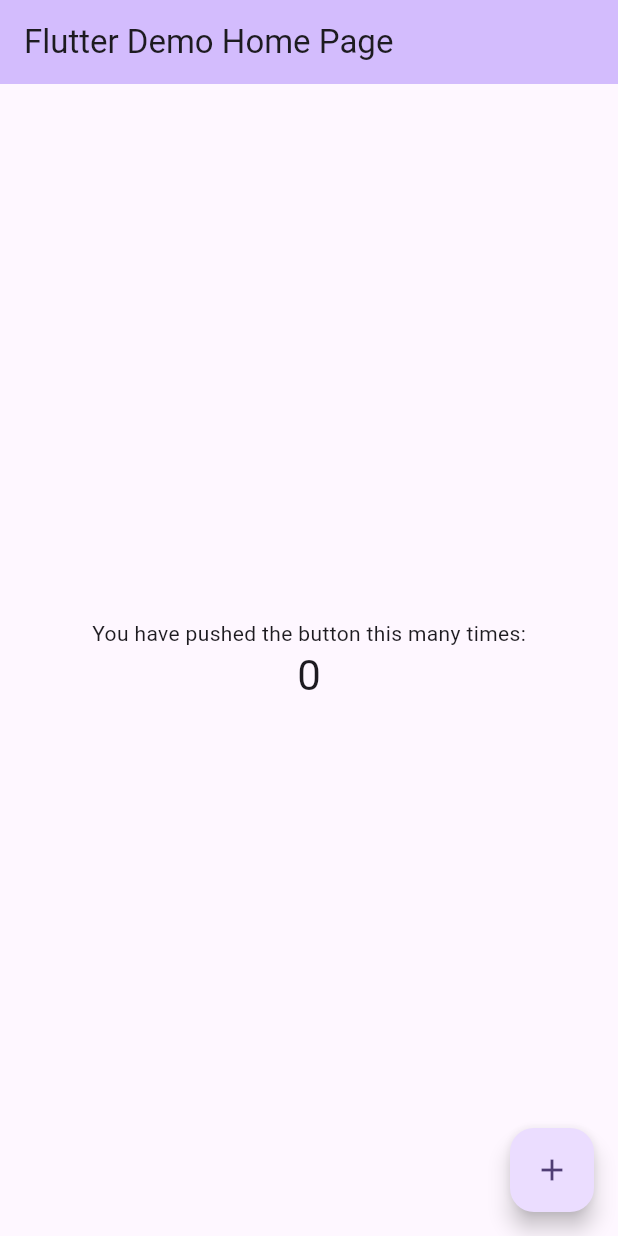
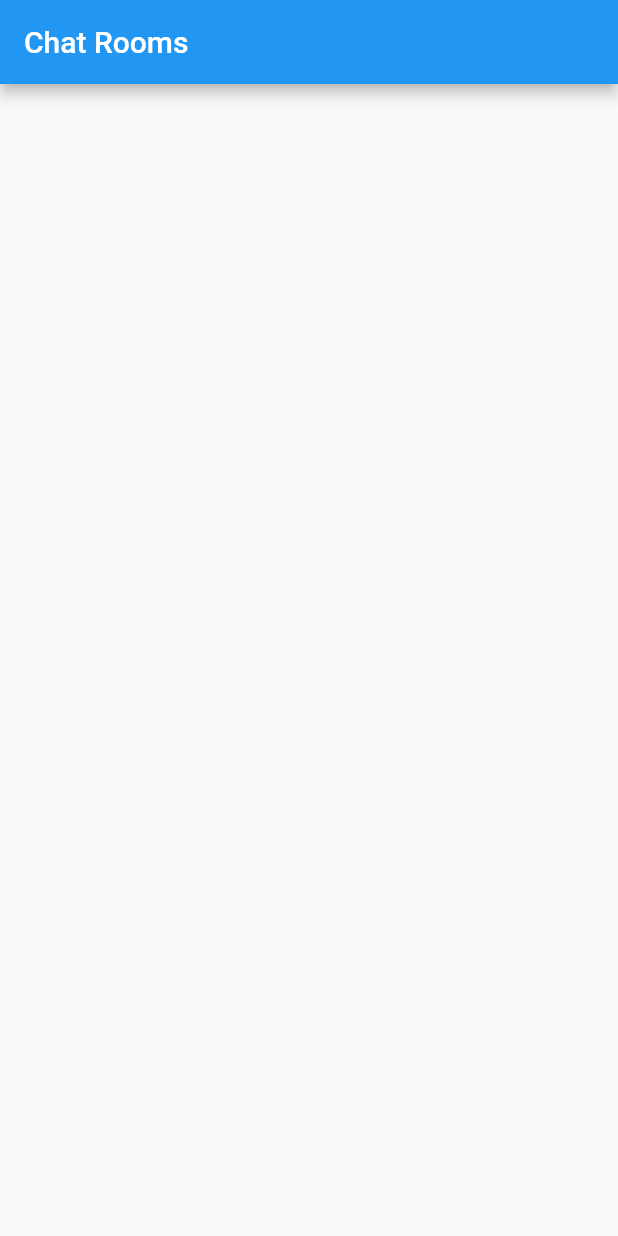
Before and after one commit to cnslab-chambit/Teemo_frontend, a Flutter app: the screen it shows after launch, on a phone screen of 412 x 824 dp. Run offline on Flutter 3.47's test engine with Material 2 defaults, Android fonts, the light colour scheme and no system bars; network calls fail.

Commit message:
ChattingRoom list 관련 로직 작성
Changes to be committed:
	modified:   lib/main.dart
	modified:   pubspec.yaml

```diff
--- a/lib/main.dart
+++ b/lib/main.dart
@@ -1,125 +1,93 @@
+import 'dart:convert';
 import 'package:flutter/material.dart';
+import 'package:http/http.dart' as http;
 
 void main() {
   runApp(const MyApp());
 }
 
 class MyApp extends StatelessWidget {
-  const MyApp({super.key});
+  const MyApp({Key? key}) : super(key: key);
 
-  // This widget is the root of your application.
   @override
   Widget build(BuildContext context) {
-    return MaterialApp(
-      title: 'Flutter Demo',
-      theme: ThemeData(
-        // This is the theme of your application.
-        //
-        // TRY THIS: Try running your application with "flutter run". You'll see
-        // the application has a blue toolbar. Then, without quitting the app,
-        // try changing the seedColor in the colorScheme below to Colors.green
-        // and then invoke "hot reload" (save your changes or press the "hot
-        // reload" button in a Flutter-supported IDE, or press "r" if you used
-        // the command line to start the app).
-        //
-        // Notice that the counter didn't reset back to zero; the application
-        // state is not lost during the reload. To reset the state, use hot
-        // restart instead.
-        //
-        // This works for code too, not just values: Most code changes can be
-        // tested with just a hot reload.
-        colorScheme: ColorScheme.fromSeed(seedColor: Colors.deepPurple),
-        useMaterial3: true,
-      ),
-      home: const MyHomePage(title: 'Flutter Demo Home Page'),
+    return const MaterialApp(
+      home: ChatRoomListScreen(),
     );
   }
 }
 
-class MyHomePage extends StatefulWidget {
-  const MyHomePage({super.key, required this.title});
-
-  // This widget is the home page of your application. It is stateful, meaning
-  // that it has a State object (defined below) that contains fields that affect
-  // how it looks.
-
-  // This class is the configuration for the state. It holds the values (in this
-  // case the title) provided by the parent (in this case the App widget) and
-  // used by the build method of the State. Fields in a Widget subclass are
-  // always marked "final".
-
-  final String title;
+class ChatRoomListScreen extends StatefulWidget {
+  const ChatRoomListScreen({super.key});
 
   @override
-  State<MyHomePage> createState() => _MyHomePageState();
+  _ChatRoomListScreenState createState() => _ChatRoomListScreenState();
 }
 
-class _MyHomePageState extends State<MyHomePage> {
-  int _counter = 0;
+class _ChatRoomListScreenState extends State<ChatRoomListScreen> {
+  List<ChatRoom> _chatRooms = [];
 
-  void _incrementCounter() {
-    setState(() {
-      // This call to setState tells the Flutter framework that something has
-      // changed in this State, which causes it to rerun the build method below
-      // so that the display can reflect the updated values. If we changed
-      // _counter without calling setState(), then the build method would not be
-      // called again, and so nothing would appear to happen.
-      _counter++;
-    });
+  @override
+  void initState() {
+    super.initState();
+    _fetchChatRooms();
+  }
+
+  Future<void> _fetchChatRooms() async {
+    try {
+      // HTTP GET 요청을 보내서 채팅방 목록을 가져옴
+      final response = await http.get(Uri.parse('URI'));
+
+      if (response.statusCode == 200) {
+        // JSON 데이터를 파싱하여 ChatRoom 모델로 변환 후 _chatRooms 리스트에 저장
+        final List<dynamic> data = json.decode(response.body);
+        setState(() {
+          _chatRooms = data.map((json) => ChatRoom.fromJson(json)).toList();
+        });
+      } else {
+        throw Exception('Failed to fetch chat rooms');
+      }
+    } catch (e) {
+      print('Error occurred: $e');
+    }
   }
 
   @override
   Widget build(BuildContext context) {
-    // This method is rerun every time setState is called, for instance as done
-    // by the _incrementCounter method above.
-    //
-    // The Flutter framework has been optimized to make rerunning build methods
-    // fast, so that you can just rebuild anything that needs updating rather
-    // than having to individually change instances of widgets.
     return Scaffold(
       appBar: AppBar(
-        // TRY THIS: Try changing the color here to a specific color (to
-        // Colors.amber, perhaps?) and trigger a hot reload to see the AppBar
-        // change color while the other colors stay the same.
-        backgroundColor: Theme.of(context).colorScheme.inversePrimary,
-        // Here we take the value from the MyHomePage object that was created by
-        // the App.build method, and use it to set our appbar title.
-        title: Text(widget.title),
+        title: const Text('Chat Rooms'),
       ),
-      body: Center(
-        // Center is a layout widget. It takes a single child and positions it
-        // in the middle of the parent.
-        child: Column(
-          // Column is also a layout widget. It takes a list of children and
-          // arranges them vertically. By default, it sizes itself to fit its
-          // children horizontally, and tries to be as tall as its parent.
-          //
-          // Column has various properties to control how it sizes itself and
-          // how it positions its children. Here we use mainAxisAlignment to
-          // center the children vertically; the main axis here is the vertical
-          // axis because Columns are vertical (the cross axis would be
-          // horizontal).
-          //
-          // TRY THIS: Invoke "debug painting" (choose the "Toggle Debug Paint"
-          // action in the IDE, or press "p" in the console), to see the
-          // wireframe for each widget.
-          mainAxisAlignment: MainAxisAlignment.center,
-          children: <Widget>[
-            const Text(
-              'You have pushed the button this many times:',
-            ),
-            Text(
-              '$_counter',
-              style: Theme.of(context).textTheme.headlineMedium,
-            ),
-          ],
-        ),
+      body: ListView.builder(
+        // ListView의 아이템 수는 _chatRooms 리스트의 길이와 같음
+        itemCount: _chatRooms.length,
+        itemBuilder: (context, index) {
+          // 현재 인덱스에 해당하는 ChatRoom 객체를 가져옴
+          final chatRoom = _chatRooms[index];
+          // ListTile을 사용하여 채팅방 목록을 보여줌
+          return ListTile(
+            title: Text(chatRoom.title),
+            subtitle: Text('ID: ${chatRoom.id}'),
+            onTap: () {
+              //채팅방으로 이동하는 코드
+            },
+          );
+        },
       ),
-      floatingActionButton: FloatingActionButton(
-        onPressed: _incrementCounter,
-        tooltip: 'Increment',
-        child: const Icon(Icons.add),
-      ), // This trailing comma makes auto-formatting nicer for build methods.
     );
   }
 }
+
+class ChatRoom {
+  final int id;
+  final String title;
+
+  ChatRoom({required this.id, required this.title});
+
+  factory ChatRoom.fromJson(Map<String, dynamic> json) {
+    return ChatRoom(
+      id: json['id'],
+      title: json['title'],
+    );
+  }
+}
--- a/pubspec.yaml
+++ b/pubspec.yaml
@@ -35,6 +35,7 @@ dependencies:
   # The following adds the Cupertino Icons font to your application.
   # Use with the CupertinoIcons class for iOS style icons.
   cupertino_icons: ^1.0.2
+  http: ^0.13.5
 
 dev_dependencies:
   flutter_test:
```
